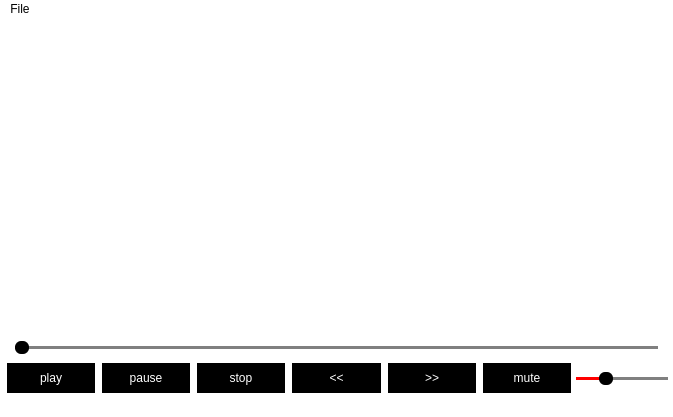
The window that mainwindow.ui (bAbderraouf/RPlayer-CPP-Qt5) describes before a commit, drawn with Qt 5.
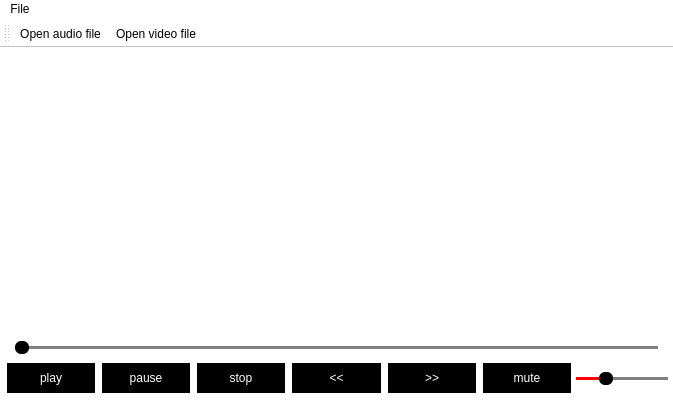
The same window after the commit.

Commit message: video mode version 0.2

```diff
--- a/mainwindow.ui
+++ b/mainwindow.ui
@@ -314,6 +314,19 @@
    <addaction name="menuFile"/>
   </widget>
   <widget class="QStatusBar" name="statusbar"/>
+  <widget class="QToolBar" name="toolBar">
+   <property name="windowTitle">
+    <string>toolBar</string>
+   </property>
+   <attribute name="toolBarArea">
+    <enum>TopToolBarArea</enum>
+   </attribute>
+   <attribute name="toolBarBreak">
+    <bool>false</bool>
+   </attribute>
+   <addaction name="actionOpenAudioFile"/>
+   <addaction name="actionOpen_video_file"/>
+  </widget>
   <action name="actionOpenAudioFile">
    <property name="text">
     <string>Open audio file</string>
```
Left out of the diff: 15 changed lines with no effect on the pictures. The commit also changes 3 other files.
